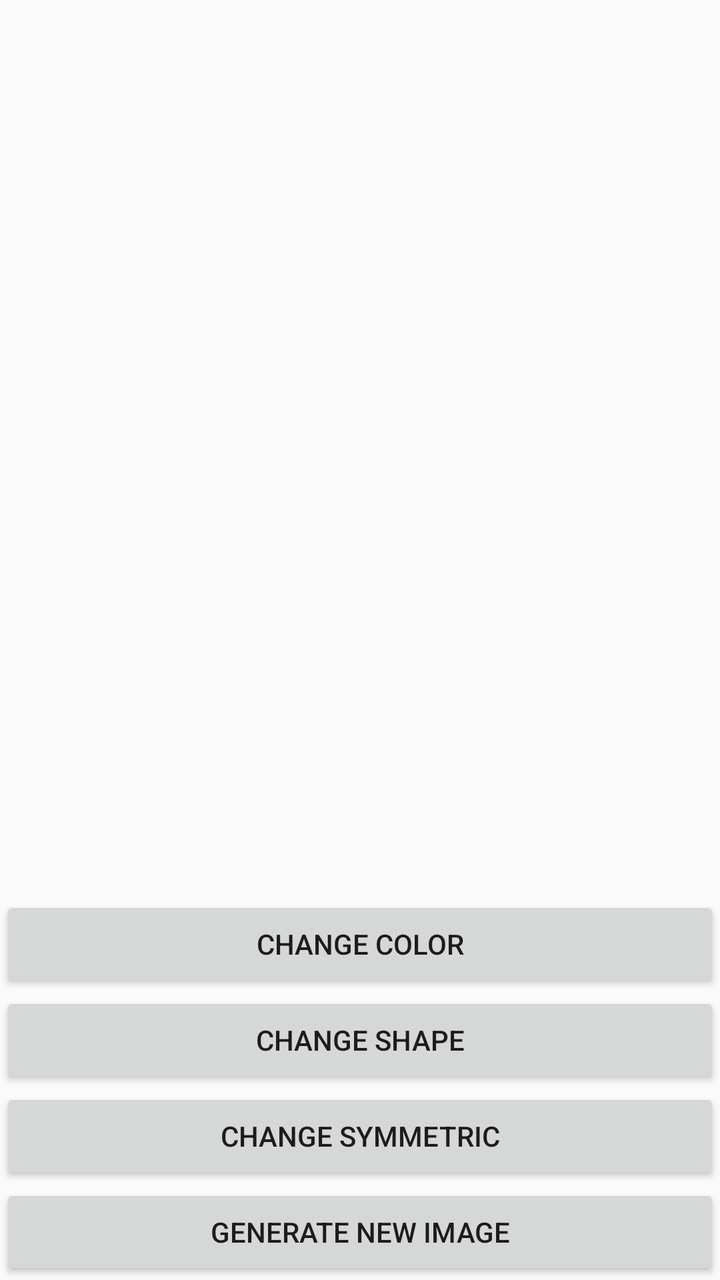
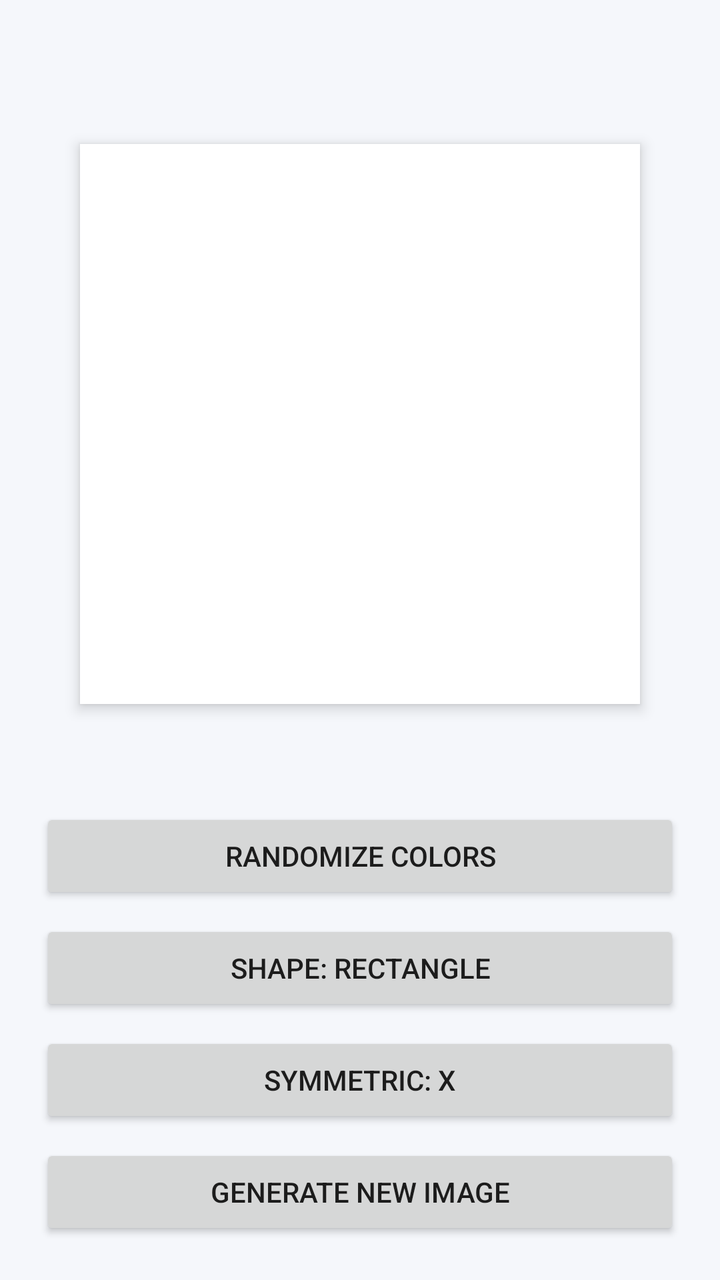

The first picture is an Android layout as it rendered before a commit; the second is the same layout after the commit. The layout source and the unified diff follow.
<!-- AndroidManifest.xml: application theme AppTheme -->
<!-- res/layout/activity_main.xml -->
<?xml version="1.0" encoding="utf-8"?>
<LinearLayout xmlns:android="http://schemas.android.com/apk/res/android"
    xmlns:app="http://schemas.android.com/apk/res-auto"
    xmlns:tools="http://schemas.android.com/tools"
    android:layout_width="match_parent"
    android:layout_height="match_parent"
    tools:context=".MainActivity"
    android:orientation="vertical">

    <ImageView
        android:layout_weight="1"
        android:id="@+id/generatedImageView"
        android:layout_width="match_parent"
        android:layout_height="match_parent"
        />
    <LinearLayout
        android:orientation="vertical"
        android:layout_width="match_parent"
        android:layout_height="wrap_content">
        <Button
            android:text="Change color"
            android:id="@+id/color"
            android:layout_width="match_parent"
            android:layout_height="wrap_content"/>
        <Button
            android:text="Change Shape"
            android:id="@+id/shape"
            android:layout_width="match_parent"
            android:layout_height="wrap_content"/>
        <Button
            android:text="Change Symmetric"
            android:id="@+id/symmetric"
            android:layout_width="match_parent"
            android:layout_height="wrap_content"/>
        <Button
            android:text="Generate new Image"
            android:id="@+id/generate"
            android:layout_width="match_parent"
            android:layout_height="wrap_content"/>

    </LinearLayout>

</LinearLayout>
<!-- resources referenced by this layout -->
<resources>
  <style name="AppTheme" parent="Theme.AppCompat.Light.DarkActionBar">
          
          <item name="colorPrimary">@color/colorPrimary</item>
          <item name="colorPrimaryDark">@color/colorPrimaryDark</item>
          <item name="colorAccent">@color/colorAccent</item>
      </style>
  <color name="colorPrimary">#008577</color>
  <color name="colorPrimaryDark">#00574B</color>
  <color name="colorAccent">#D81B60</color>
</resources>

<!-- the commit's change to res/layout/activity_main.xml (unified diff, before → after) -->
@@ -1,42 +1,59 @@
 <?xml version="1.0" encoding="utf-8"?>
 <LinearLayout xmlns:android="http://schemas.android.com/apk/res/android"
-    xmlns:app="http://schemas.android.com/apk/res-auto"
     xmlns:tools="http://schemas.android.com/tools"
     android:layout_width="match_parent"
     android:layout_height="match_parent"
-    tools:context=".MainActivity"
-    android:orientation="vertical">
+    android:background="#F5F7FB"
+    android:orientation="vertical"
+    android:padding="20dp"
+    tools:context=".MainActivity">
 
-    <ImageView
-        android:layout_weight="1"
-        android:id="@+id/generatedImageView"
+    <FrameLayout
         android:layout_width="match_parent"
-        android:layout_height="match_parent"
-        />
+        android:layout_height="0dp"
+        android:layout_weight="1">
+
+        <ImageView
+            android:id="@+id/generatedImageView"
+            android:layout_width="280dp"
+            android:layout_height="280dp"
+            android:layout_gravity="center"
+            android:background="#FFFFFF"
+            android:contentDescription="Generated Profile Picture"
+            android:elevation="4dp" />
+    </FrameLayout>
+
     <LinearLayout
-        android:orientation="vertical"
         android:layout_width="match_parent"
-        android:layout_height="wrap_content">
+        android:layout_height="wrap_content"
+        android:orientation="vertical">
+
         <Button
-            android:text="Change color"
             android:id="@+id/color"
             android:layout_width="match_parent"
-            android:layout_height="wrap_content"/>
+            android:layout_height="wrap_content"
+            android:layout_marginBottom="8dp"
+            android:text="Randomize Colors" />
+
         <Button
-            android:text="Change Shape"
             android:id="@+id/shape"
             android:layout_width="match_parent"
-            android:layout_height="wrap_content"/>
+            android:layout_height="wrap_content"
+            android:layout_marginBottom="8dp"
+            android:text="Shape: Rectangle" />
+
         <Button
-            android:text="Change Symmetric"
             android:id="@+id/symmetric"
             android:layout_width="match_parent"
-            android:layout_height="wrap_content"/>
+            android:layout_height="wrap_content"
+            android:layout_marginBottom="8dp"
+            android:text="Symmetric: X" />
+
         <Button
-            android:text="Generate new Image"
             android:id="@+id/generate"
             android:layout_width="match_parent"
-            android:layout_height="wrap_content"/>
+            android:layout_height="wrap_content"
+            android:text="Generate New Image" />
 
     </LinearLayout>
 
